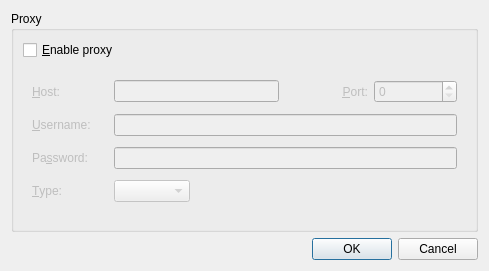
Old version of the form src/findsubtitles/findsubtitlesconfigdialog.ui in the repository wilbert2000/wzplayer.
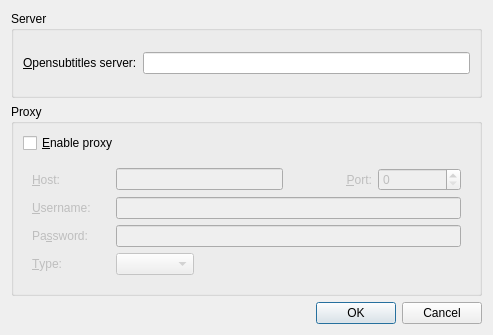
New version of the form.

Commit message: New option in the opensubtitles config dialog to select the opensubtitles server.

Diff of the .ui file:
```diff
--- a/src/findsubtitles/findsubtitlesconfigdialog.ui
+++ b/src/findsubtitles/findsubtitlesconfigdialog.ui
@@ -1,12 +1,12 @@
 <ui version="4.0" >
  <class>FindSubtitlesConfigDialog</class>
- <widget class="QDialog" name="FindSubtitlesConfigDialog" >
-  <property name="geometry" >
+ <widget class="QDialog" name="FindSubtitlesConfigDialog">
+  <property name="geometry">
    <rect>
     <x>0</x>
     <y>0</y>
-    <width>489</width>
-    <height>271</height>
+    <width>493</width>
+    <height>335</height>
    </rect>
   </property>
   <property name="windowTitle" >
@@ -14,8 +14,30 @@
   </property>
   <layout class="QVBoxLayout" >
    <item>
-    <widget class="QGroupBox" name="groupBox" >
-     <property name="title" >
+    <widget class="QGroupBox" name="groupBox_2">
+     <property name="title">
+      <string>Server</string>
+     </property>
+     <layout class="QHBoxLayout" name="horizontalLayout">
+      <item>
+       <widget class="QLabel" name="label">
+        <property name="text">
+         <string>&amp;Opensubtitles server:</string>
+        </property>
+        <property name="buddy">
+         <cstring>server_edit</cstring>
+        </property>
+       </widget>
+      </item>
+      <item>
+       <widget class="QLineEdit" name="server_edit"/>
+      </item>
+     </layout>
+    </widget>
+   </item>
+   <item>
+    <widget class="QGroupBox" name="groupBox">
+     <property name="title">
       <string>Proxy</string>
      </property>
      <layout class="QVBoxLayout" >
@@ -132,8 +154,8 @@
      <property name="orientation" >
       <enum>Qt::Horizontal</enum>
      </property>
-     <property name="standardButtons" >
-      <set>QDialogButtonBox::Cancel|QDialogButtonBox::NoButton|QDialogButtonBox::Ok</set>
+     <property name="standardButtons">
+      <set>QDialogButtonBox::Cancel|QDialogButtonBox::Ok</set>
      </property>
     </widget>
    </item>
```
Left out of the diff: 117 changed lines with no effect on the pictures. The commit also changes 5 other files.
